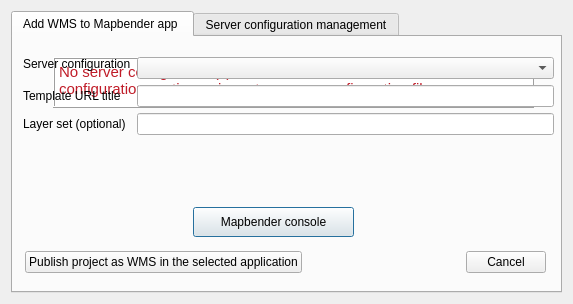
Before: the Qt Designer form mapbender_plugin/dialogs/ui/main_dialog.ui in WhereGroup/QGIS2Mapbender, drawn with Qt 5.
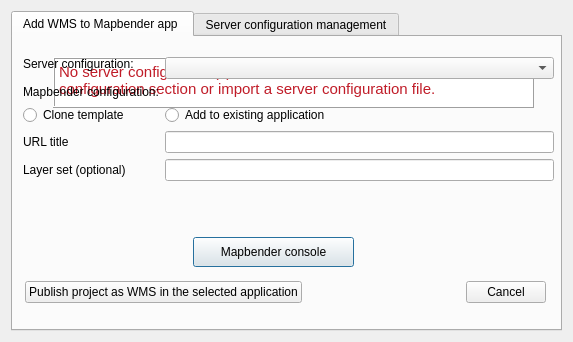
After: the same form once the commit is applied. Icons and pictures are not drawn.

Commit message: add radio buttons and option "add wms to existing app"

Diff of the .ui file:
```diff
--- a/mapbender_plugin/dialogs/ui/main_dialog.ui
+++ b/mapbender_plugin/dialogs/ui/main_dialog.ui
@@ -7,7 +7,7 @@
     <x>0</x>
     <y>0</y>
     <width>573</width>
-    <height>304</height>
+    <height>342</height>
    </rect>
   </property>
   <property name="windowTitle">
@@ -68,7 +68,7 @@
        <property name="geometry">
         <rect>
          <x>180</x>
-         <y>170</y>
+         <y>200</y>
          <width>161</width>
          <height>30</height>
         </rect>
@@ -83,11 +83,52 @@
          <x>10</x>
          <y>20</y>
          <width>531</width>
-         <height>142</height>
+         <height>200</height>
         </rect>
        </property>
        <layout class="QFormLayout" name="formLayout">
-        <item row="0" column="0">
+        <item row="2" column="0">
+         <widget class="QLabel" name="mapbenderConfigLabel">
+          <property name="text">
+           <string>Mapbender configuration:</string>
+          </property>
+         </widget>
+        </item>
+        <item row="3" column="0">
+         <widget class="QRadioButton" name="cloneTemplateRadioButton">
+          <property name="text">
+           <string>Clone template</string>
+          </property>
+         </widget>
+        </item>
+        <item row="3" column="1">
+         <widget class="QRadioButton" name="addToAppRadioButton">
+          <property name="text">
+           <string>Add to existing application</string>
+          </property>
+         </widget>
+        </item>
+        <item row="4" column="0">
+         <widget class="QLabel" name="mapbenderAppSlugLabel">
+          <property name="text">
+           <string>URL title</string>
+          </property>
+         </widget>
+        </item>
+        <item row="4" column="1">
+         <widget class="QLineEdit" name="mapbenderCustomAppSlugLineEdit"/>
+        </item>
+        <item row="5" column="0">
+         <widget class="QLabel" name="layerSetLabel">
+          <property name="text">
+           <string>Layer set (optional)</string>
+          </property>
+         </widget>
+        </item>
+        <item row="5" column="1">
+         <widget class="QLineEdit" name="layerSetLineEdit"/>
+        </item>
+        <item row="1" column="0">
          <widget class="QLabel" name="sectionComboBoxLabel">
           <property name="sizePolicy">
            <sizepolicy hsizetype="Fixed" vsizetype="Fixed">
@@ -96,32 +137,12 @@
            </sizepolicy>
           </property>
           <property name="text">
-           <string>Server configuration</string>
-          </property>
-         </widget>
-        </item>
-        <item row="0" column="1">
-         <widget class="QComboBox" name="sectionComboBox"/>
-        </item>
-        <item row="1" column="0">
-         <widget class="QLabel" name="mapbenderAppSlugLabel">
-          <property name="text">
-           <string>Template URL title</string>
+           <string>Server configuration:</string>
           </property>
          </widget>
         </item>
         <item row="1" column="1">
-         <widget class="QLineEdit" name="mapbenderCustomAppSlugLineEdit"/>
-        </item>
-        <item row="2" column="0">
-         <widget class="QLabel" name="layerSetLabel">
-          <property name="text">
-           <string>Layer set (optional)</string>
-          </property>
-         </widget>
-        </item>
-        <item row="2" column="1">
-         <widget class="QLineEdit" name="layerSetLineEdit"/>
+         <widget class="QComboBox" name="sectionComboBox"/>
         </item>
        </layout>
       </widget>
@@ -129,7 +150,7 @@
        <property name="geometry">
         <rect>
          <x>12</x>
-         <y>200</y>
+         <y>230</y>
          <width>521</width>
          <height>51</height>
         </rect>
```
The commit also changes 1 other file.
